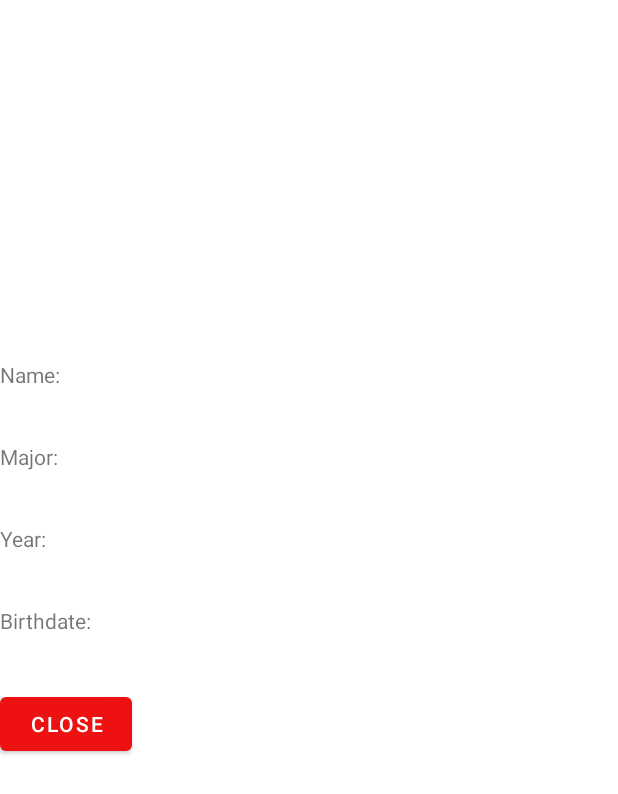
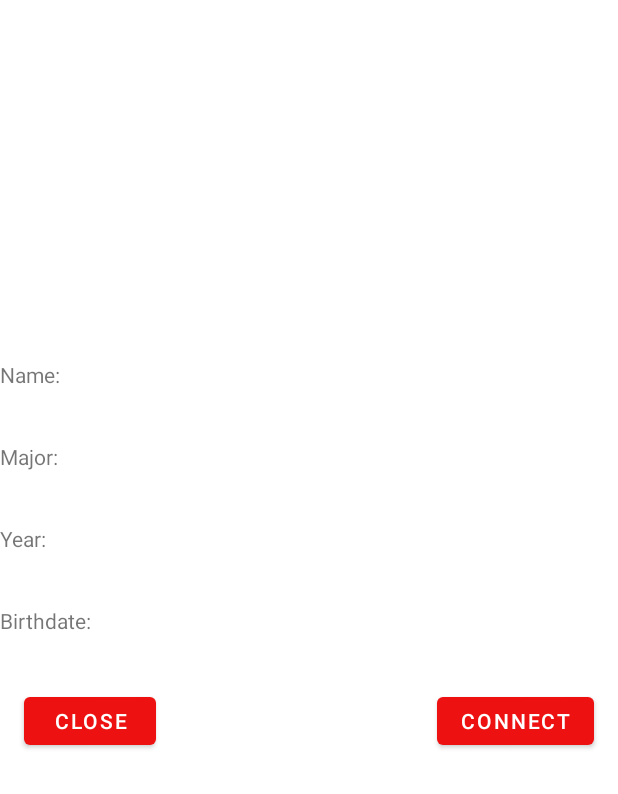
Before and after one commit to cshangjie/badger_connect, an Android app: the layout dialog_user_info.xml on its own in the app's theme, with its tools: preview values and no code run, on a phone screen of 412 x 824 dp. Shown: the top 794 px of the screen. Run offline under Robolectric (Android 15) with nearby library versions, the phone set to English and light mode, and no system bars.

Commit message:
EAC-94-ConnectBtn: Connect button added and it uses the sendRequest method

```diff
--- a/app/src/main/java/com/example/badgerconnect/Adapter/RequestAdapter.java
+++ b/app/src/main/java/com/example/badgerconnect/Adapter/RequestAdapter.java
@@ -67,7 +67,6 @@ public class RequestAdapter extends RecyclerView.Adapter<RequestAdapter.ViewHold
                 profile_image= itemView.findViewById(R.id.profile_image);
                 accept_btn=itemView.findViewById(R.id.accept_btn);
                 decline_btn=itemView.findViewById(R.id.decline_btn);
-                //Just a change real quick
             }
         }
 
--- a/app/src/main/res/layout/dialog_user_info.xml
+++ b/app/src/main/res/layout/dialog_user_info.xml
@@ -59,10 +59,30 @@
         android:gravity="center"
         android:inputType="date"/>
 
-    <Button
-        android:id="@+id/close_button"
+    <RelativeLayout
         android:layout_width="wrap_content"
-        android:layout_height="wrap_content"
-        android:text="Close" />
+        android:layout_height="60dp" >
+
+        <Button
+            android:id="@+id/connect_button"
+            android:layout_width="wrap_content"
+            android:layout_height="wrap_content"
+            android:text="Connect"
+            android:layout_alignParentBottom="true"
+            android:layout_alignParentEnd="true"
+            android:layout_marginEnd="16dp"
+            android:layout_marginBottom="16dp" />
+
+        <Button
+            android:id="@+id/close_button"
+            android:layout_width="wrap_content"
+            android:layout_height="wrap_content"
+            android:text="Close"
+            android:layout_alignParentBottom="true"
+            android:layout_alignParentStart="true"
+            android:layout_marginStart="16dp"
+            android:layout_marginBottom="16dp" />
+
+    </RelativeLayout>
 
 </LinearLayout>
```
Also changed, not shown: app/src/main/java/com/example/badgerconnect/HomepageFragment.java (+50 -0 lines).
